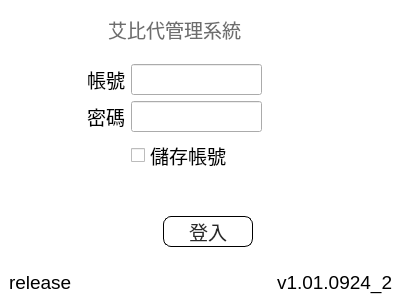
Qt form src/AdbClient/DialogLogin.ui (roger0816/Adb) before a commit.
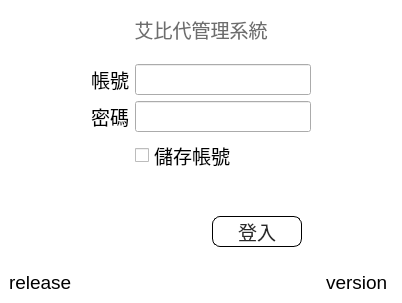
The same form after that commit.

What changed in the file:
```diff
--- a/src/AdbClient/DialogLogin.ui
+++ b/src/AdbClient/DialogLogin.ui
@@ -225,7 +225,7 @@
       <item row="3" column="2">
        <widget class="QLabel" name="lbVersion">
         <property name="text">
-         <string>v1.01.0924_2</string>
+         <string>version</string>
         </property>
        </widget>
       </item>
```
